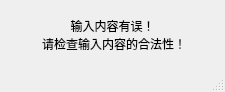
Qt form ui/ui_warn.ui (Bamboo6/2021PythonFinalProject) before a commit.
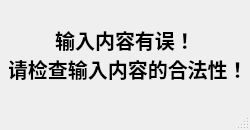
The same form after that commit. Icons and pictures are not drawn.

```diff
--- a/ui/ui_warn.ui
+++ b/ui/ui_warn.ui
@@ -6,14 +6,34 @@
    <rect>
     <x>0</x>
     <y>0</y>
-    <width>225</width>
-    <height>92</height>
+    <width>250</width>
+    <height>130</height>
    </rect>
   </property>
+  <property name="minimumSize">
+   <size>
+    <width>250</width>
+    <height>130</height>
+   </size>
+  </property>
+  <property name="maximumSize">
+   <size>
+    <width>250</width>
+    <height>130</height>
+   </size>
+  </property>
   <property name="windowTitle">
    <string>警告</string>
   </property>
   <widget class="QWidget" name="centralwidget">
+   <property name="styleSheet">
+    <string notr="true">QLabel {
+	font:15pt;
+	font-family:&quot;PingFang SC&quot;;
+	font-weight:bold;
+}
+</string>
+   </property>
    <layout class="QVBoxLayout" name="verticalLayout">
     <item>
      <widget class="QLabel" name="label">
```
Left out of the diff: 10 changed lines with no effect on the pictures.
